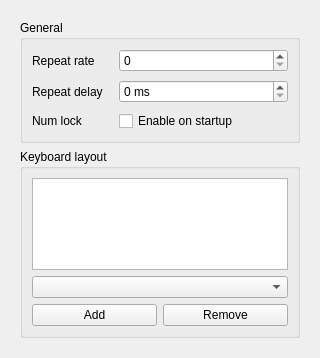
The window that src/keyboard.ui (labwc/labwc-tweaks) describes before a commit, drawn with Qt 5.
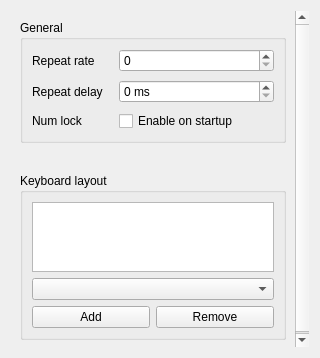
The same window after the commit.

Commit message: keyboard.ui: add 30px spacing between GroupBoxes

Patch:
```diff
--- a/src/keyboard.ui
+++ b/src/keyboard.ui
@@ -13,6 +13,9 @@
      </property>
      <widget class="QWidget" name="scrollAreaWidgetContents">
       <layout class="QVBoxLayout" name="main_layout">
+       <property name="spacing">
+        <number>30</number>
+       </property>
        <!-- General Settings -->
        <item>
         <widget class="QGroupBox" name="groupBox_General">
```
